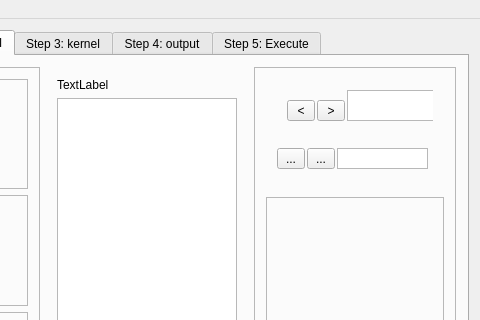
Above: Qt/mainwindow.ui from Anders1232/GWR_BR before the change; both pictures show x 186 to 666 and y 0 to 320 of the 666 by 480 pixel window. Below: the same form after it.
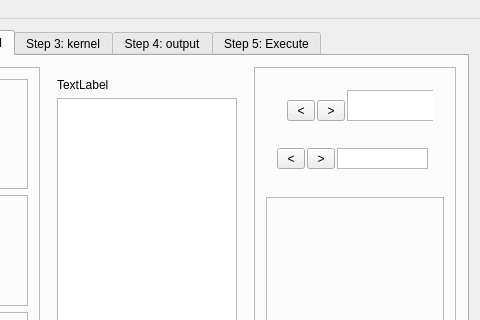
That is the form after the change.

Commit message: Nanostep commit4

What changed in the file:
```diff
--- a/Qt/mainwindow.ui
+++ b/Qt/mainwindow.ui
@@ -326,7 +326,7 @@
                   </rect>
                  </property>
                  <property name="text">
-                  <string>...</string>
+                  <string>&lt;</string>
                  </property>
                 </widget>
                 <widget class="QToolButton" name="toolButton_4">
@@ -339,7 +339,7 @@
                   </rect>
                  </property>
                  <property name="text">
-                  <string>...</string>
+                  <string>&gt;</string>
                  </property>
                 </widget>
                 <widget class="QListWidget" name="listWidget_3">
```
